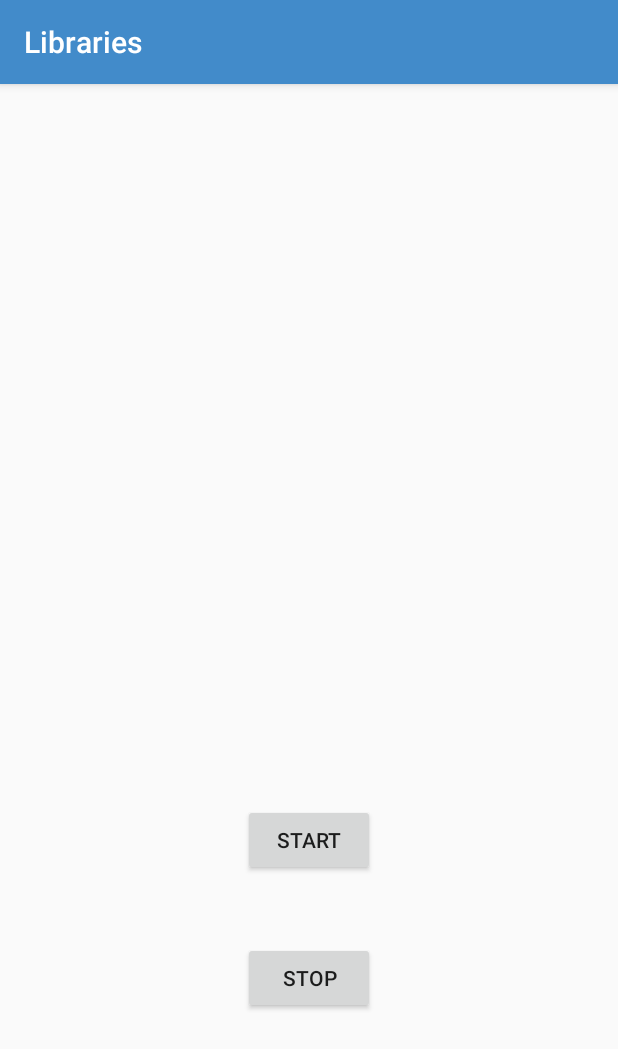
After one commit to techlibplanet/Libraries, an Android app: the ProgressExample screen opened directly, with no data from a screen before it, on a phone screen of 412 x 824 dp. The commit adds this screen. Shown: the top 1049 px of the screen. Run offline under Robolectric (Android 15) with nearby library versions, the phone set to English and light mode, and no system bars.

Commit message:
after updating nothing ;D

```diff
--- a/app/build.gradle
+++ b/app/build.gradle
@@ -52,6 +52,7 @@ dependencies {
     implementation "org.jetbrains.anko:anko-commons:$anko_version"
     implementation "org.jetbrains.anko:anko-support-v4-commons:$anko_version"
 
+    //Image Cropper
     implementation 'com.theartofdev.edmodo:android-image-cropper:2.7.+'
 
     // Image Compressor
@@ -98,7 +99,7 @@ dependencies {
 
     //Magical Camera
     implementation 'com.frosquivel:magicalcamera:5.0.5'
-
+    // Ucrop Library
     implementation 'com.github.yalantis:ucrop:2.2.2'
 
     //payumoney sdk
--- a/app/src/main/java/com/example/mayank/libraries/Constants.kt
+++ b/app/src/main/java/com/example/mayank/libraries/Constants.kt
@@ -10,6 +10,8 @@ object Constants {
 
     val API_END_POINT = "http://www.alchemyeducation.org/"
 
+    val CROPPED_IMAGES_PATH = "croppedimg"
+
     val CONNECTION_TIMEOUT: Long = 60
     val READ_TIMEOUT: Long = 60
 
--- a/app/src/main/java/com/example/mayank/libraries/imageCompress/FileUtil.kt
+++ b/app/src/main/java/com/example/mayank/libraries/imageCompress/FileUtil.kt
@@ -54,7 +54,7 @@ internal object FileUtil {
 
     private fun getFileName(context: Context, uri: Uri): String {
         var result: String? = null
-        if (uri.getScheme().equals("content")) {
+        if (uri.scheme == "content") {
             val cursor = context.contentResolver.query(uri, null, null, null, null)
             try {
                 if (cursor != null && cursor.moveToFirst()) {
--- /dev/null
+++ b/app/src/main/java/com/example/mayank/libraries/widgets/ProgressExample.kt
@@ -0,0 +1,52 @@
+package com.example.mayank.libraries.widgets
+
+import android.support.v7.app.AppCompatActivity
+import android.os.Bundle
+import android.view.View
+import com.example.mayank.libraries.Constants.showLogDebug
+import com.example.mayank.libraries.R
+import kotlinx.android.synthetic.main.activity_progress_example.*
+
+class ProgressExample : AppCompatActivity() {
+
+    private val TAG = ProgressExample::class.java.simpleName
+//    private val MAX_VALUE = 100
+
+    override fun onCreate(savedInstanceState: Bundle?) {
+        super.onCreate(savedInstanceState)
+        setContentView(R.layout.activity_progress_example)
+
+        start_progress_bar.setOnClickListener {
+            showLogDebug(TAG, "Progress start button clicked")
+            Thread(Runnable {
+                this@ProgressExample.runOnUiThread(java.lang.Runnable {
+                    progressBar.visibility = View.VISIBLE
+                })
+
+//                try {
+//                    var i=0;
+//                    while(i<Int.MAX_VALUE){
+//                        i++
+//                    }
+//                } catch (e: InterruptedException) {
+//                    e.printStackTrace()
+//                }
+//
+//                // when the task is completed, make progressBar gone
+//                this@ProgressExample.runOnUiThread(java.lang.Runnable {
+//                    progressBar.visibility = View.GONE
+//                })
+            }).start()
+
+        }
+
+
+        stop_progress_bar.setOnClickListener{
+            if (progressBar!=null){
+                this@ProgressExample.runOnUiThread(java.lang.Runnable {
+                    progressBar.visibility = android.view.View.GONE
+                })
+            }
+        }
+    }
+}
--- /dev/null
+++ b/app/src/main/res/layout/activity_progress_example.xml
@@ -0,0 +1,50 @@
+<?xml version="1.0" encoding="utf-8"?>
+<android.support.constraint.ConstraintLayout xmlns:android="http://schemas.android.com/apk/res/android"
+    xmlns:app="http://schemas.android.com/apk/res-auto"
+    xmlns:tools="http://schemas.android.com/tools"
+    android:layout_width="match_parent"
+    android:layout_height="match_parent"
+    tools:context=".widgets.ProgressExample">
+
+
+    <ProgressBar
+        android:clickable="false"
+        android:visibility="gone"
+        android:padding="10dp"
+        android:id="@+id/progressBar"
+        style="?android:attr/progressBarStyle"
+        android:layout_width="wrap_content"
+        android:layout_height="wrap_content"
+        android:layout_marginBottom="8dp"
+        android:layout_marginEnd="8dp"
+        android:layout_marginStart="8dp"
+        android:layout_marginTop="8dp"
+        app:layout_constraintBottom_toTopOf="@+id/start_progress_bar"
+        app:layout_constraintEnd_toEndOf="parent"
+        app:layout_constraintStart_toStartOf="parent"
+        app:layout_constraintTop_toTopOf="parent" />
+
+    <Button
+        android:id="@+id/start_progress_bar"
+        android:layout_width="wrap_content"
+        android:layout_height="wrap_content"
+        android:layout_marginBottom="44dp"
+        android:layout_marginEnd="8dp"
+        android:layout_marginStart="8dp"
+        android:text="Start"
+        app:layout_constraintBottom_toTopOf="@+id/stop_progress_bar"
+        app:layout_constraintEnd_toEndOf="parent"
+        app:layout_constraintStart_toStartOf="parent" />
+
+    <Button
+        android:id="@+id/stop_progress_bar"
+        android:layout_width="wrap_content"
+        android:layout_height="wrap_content"
+        android:layout_marginBottom="148dp"
+        android:layout_marginEnd="8dp"
+        android:layout_marginStart="8dp"
+        android:text="Stop"
+        app:layout_constraintBottom_toBottomOf="parent"
+        app:layout_constraintEnd_toEndOf="parent"
+        app:layout_constraintStart_toStartOf="parent" />
+</android.support.constraint.ConstraintLayout>
--- /dev/null
+++ b/app/src/main/res/xml/file_paths.xml
@@ -0,0 +1,4 @@
+<?xml version="1.0" encoding="utf-8"?>
+<paths xmlns:android="http://schemas.android.com/apk/res/android">
+    <external-path name="my_images" path="Android/data/com.example.mayank.libraries/files/Pictures" />
+</paths>
```
Also changed, not shown: app/src/main/AndroidManifest.xml (+16 -1 lines), app/src/main/java/com/example/mayank/libraries/MainActivity.kt (+8 -1 lines), app/src/main/java/com/example/mayank/libraries/camera/FinalCameraActivity.kt (added, +270 -0 lines), app/src/main/java/com/example/mayank/libraries/camera/ImageInformation.kt (added, +74 -0 lines), app/src/main/java/com/example/mayank/libraries/camera/ModelImageInfo.kt (added, +17 -0 lines), app/src/main/java/com/example/mayank/libraries/camera/UpdatedCameraActivity.kt (+15 -5 lines), app/src/main/java/com/example/mayank/libraries/camera/Utils.kt (added, +13 -0 lines), app/src/main/java/com/example/mayank/libraries/magicalcamera/MagicalCamera.kt (+1 -25 lines), app/src/main/res/layout/activity_final_camera.xml (added, +25 -0 lines), app/src/main/res/layout/activity_main.xml (+21 -6 lines).
